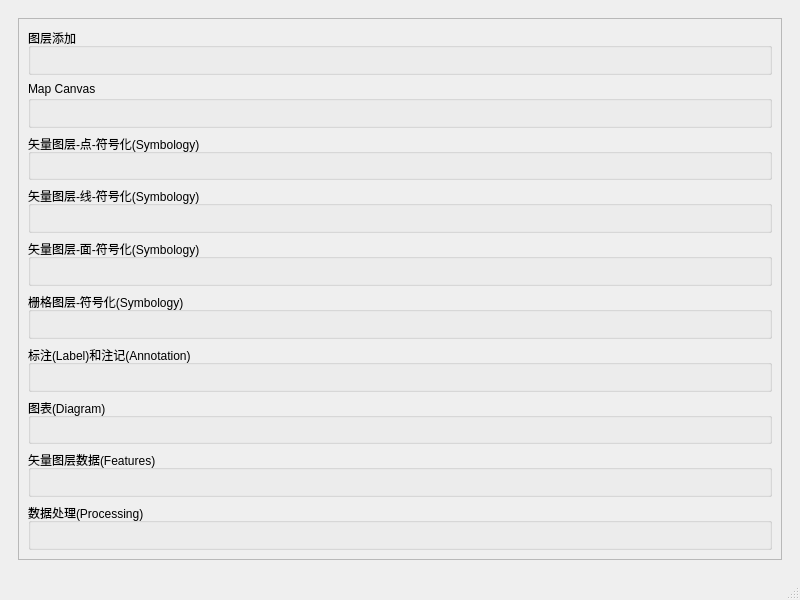
First picture: the form in src/ll_qgis_code_examples/mainwindow.ui, repository liuleidong/qgis_cpp_api_apps, before the edit.
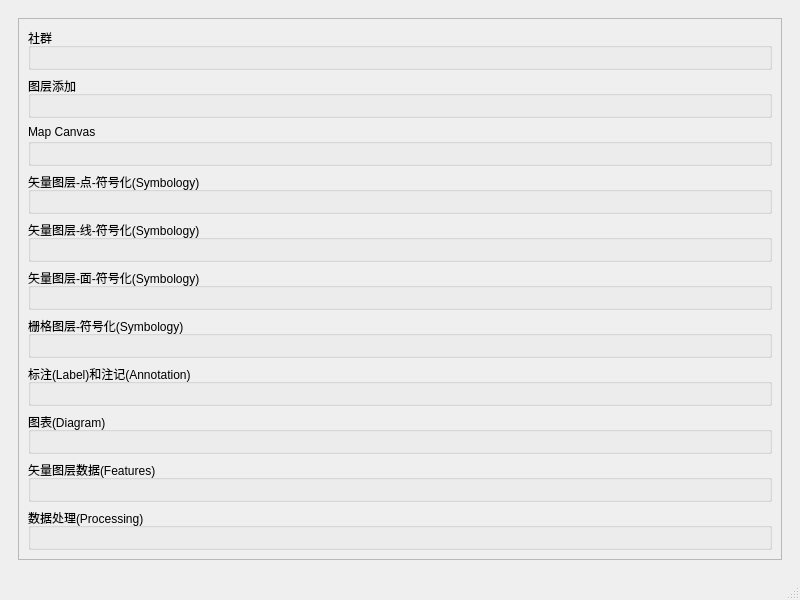
Second picture: the form after the edit.

Commit message: 在软件上增加社群图片

The edit to the form file:
```diff
--- a/src/ll_qgis_code_examples/mainwindow.ui
+++ b/src/ll_qgis_code_examples/mainwindow.ui
@@ -38,14 +38,14 @@
            </property>
            <layout class="QGridLayout" name="gridLayout_2">
             <item row="7" column="0">
-             <widget class="QGroupBox" name="groupBox_diagram">
+             <widget class="QGroupBox" name="groupBox_annotations">
               <property name="title">
-               <string>图表(Diagram)</string>
+               <string>标注(Label)和注记(Annotation)</string>
               </property>
-              <layout class="QGridLayout" name="gridLayout_9"/>
+              <layout class="QGridLayout" name="gridLayout_8"/>
              </widget>
             </item>
-            <item row="8" column="0">
+            <item row="9" column="0">
              <widget class="QGroupBox" name="groupBox_features">
               <property name="title">
                <string>矢量图层数据(Features)</string>
@@ -54,6 +54,22 @@
              </widget>
             </item>
             <item row="1" column="0">
+             <widget class="QGroupBox" name="groupBox_maps">
+              <property name="title">
+               <string>图层添加</string>
+              </property>
+              <layout class="QGridLayout" name="gridLayout_3"/>
+             </widget>
+            </item>
+            <item row="6" column="0">
+             <widget class="QGroupBox" name="groupBox_raster_symbol">
+              <property name="title">
+               <string>栅格图层-符号化(Symbology)</string>
+              </property>
+              <layout class="QGridLayout" name="gridLayout_7"/>
+             </widget>
+            </item>
+            <item row="2" column="0">
              <widget class="QGroupBox" name="groupBox_canvas">
               <property name="title">
                <string>Map Canvas</string>
@@ -61,15 +77,31 @@
               <layout class="QGridLayout" name="gridLayout"/>
              </widget>
             </item>
-            <item row="4" column="0">
-             <widget class="QGroupBox" name="groupBox_vector_polygon_symbol">
+            <item row="8" column="0">
+             <widget class="QGroupBox" name="groupBox_diagram">
               <property name="title">
-               <string>矢量图层-面-符号化(Symbology)</string>
+               <string>图表(Diagram)</string>
               </property>
-              <layout class="QGridLayout" name="gridLayout_6"/>
+              <layout class="QGridLayout" name="gridLayout_9"/>
+             </widget>
+            </item>
+            <item row="10" column="0">
+             <widget class="QGroupBox" name="groupBox_processing">
+              <property name="title">
+               <string>数据处理(Processing)</string>
+              </property>
+              <layout class="QGridLayout" name="gridLayout_11"/>
              </widget>
             </item>
             <item row="3" column="0">
+             <widget class="QGroupBox" name="groupBox_vector_point_symbol">
+              <property name="title">
+               <string>矢量图层-点-符号化(Symbology)</string>
+              </property>
+              <layout class="QGridLayout" name="gridLayout_4"/>
+             </widget>
+            </item>
+            <item row="4" column="0">
              <widget class="QGroupBox" name="groupBox_vector_line_symbol">
               <property name="title">
                <string>矢量图层-线-符号化(Symbology)</string>
@@ -78,43 +110,19 @@
              </widget>
             </item>
             <item row="5" column="0">
-             <widget class="QGroupBox" name="groupBox_raster_symbol">
+             <widget class="QGroupBox" name="groupBox_vector_polygon_symbol">
               <property name="title">
-               <string>栅格图层-符号化(Symbology)</string>
+               <string>矢量图层-面-符号化(Symbology)</string>
               </property>
-              <layout class="QGridLayout" name="gridLayout_7"/>
-             </widget>
-            </item>
-            <item row="2" column="0">
-             <widget class="QGroupBox" name="groupBox_vector_point_symbol">
-              <property name="title">
-               <string>矢量图层-点-符号化(Symbology)</string>
-              </property>
-              <layout class="QGridLayout" name="gridLayout_4"/>
-             </widget>
-            </item>
-            <item row="6" column="0">
-             <widget class="QGroupBox" name="groupBox_annotations">
-              <property name="title">
-               <string>标注(Label)和注记(Annotation)</string>
-              </property>
-              <layout class="QGridLayout" name="gridLayout_8"/>
+              <layout class="QGridLayout" name="gridLayout_6"/>
              </widget>
             </item>
             <item row="0" column="0">
-             <widget class="QGroupBox" name="groupBox_maps">
+             <widget class="QGroupBox" name="groupBox_association">
               <property name="title">
-               <string>图层添加</string>
+               <string>社群</string>
               </property>
-              <layout class="QGridLayout" name="gridLayout_3"/>
-             </widget>
-            </item>
-            <item row="9" column="0">
-             <widget class="QGroupBox" name="groupBox_processing">
-              <property name="title">
-               <string>数据处理(Processing)</string>
-              </property>
-              <layout class="QGridLayout" name="gridLayout_11"/>
+              <layout class="QGridLayout" name="gridLayout_12"/>
              </widget>
             </item>
            </layout>
```
The commit also changes 10 other files.
